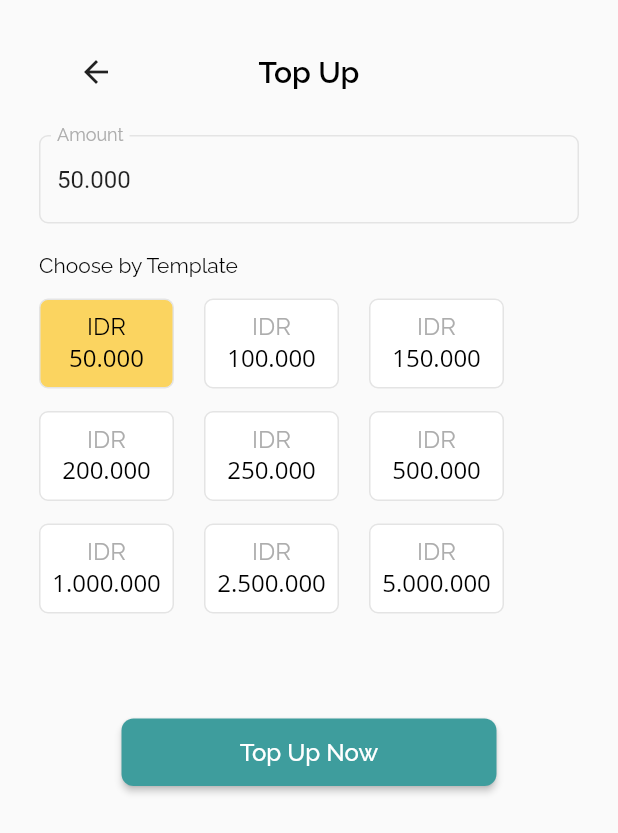
After one commit to anggitpp/flutix-new, a Flutter app: the TopupPage screen opened by its route, after a tap on "IDR", on a phone screen of 412 x 824 dp. The commit adds this screen. Shown: the top 833 px of the screen. Run offline on Flutter 3.47's test engine with Material 2 defaults, Android fonts, the phone set to English and light mode, and no system bars; our stand-ins replace get, google_fonts, image_picker, supercharged.

Commit message:
finish create top up page

```diff
--- /dev/null
+++ b/lib/bindings/topup_page_binding.dart
@@ -0,0 +1,9 @@
+import 'package:flutix/controllers/topup_page_controller.dart';
+import 'package:get/get.dart';
+
+class TopupPageBinding implements Bindings {
+  @override
+  void dependencies() {
+    Get.put(TopupPageController());
+  }
+}
--- /dev/null
+++ b/lib/controllers/topup_page_controller.dart
@@ -0,0 +1,37 @@
+import 'package:flutter/material.dart';
+import 'package:get/get.dart';
+import 'package:intl/intl.dart';
+
+class TopupPageController extends GetxController {
+  var isCanTopUp = false.obs;
+  RxInt selectedTemplate = 0.obs;
+
+  TextEditingController amountController = TextEditingController();
+
+  void onChangeAmount(amount) {
+    var convertedAmount = amount.toString().replaceAll('.', '');
+    var formattedAmount =
+        NumberFormat.currency(locale: 'id', decimalDigits: 0, symbol: '')
+            .format(int.parse(convertedAmount));
+    amountController.text = formattedAmount;
+
+    checkNotEmpty();
+  }
+
+  void onTapTemplate(amount) {
+    selectedTemplate.value = amount;
+    amountController.text =
+        NumberFormat.currency(locale: 'id', decimalDigits: 0, symbol: '')
+            .format(amount);
+
+    checkNotEmpty();
+  }
+
+  void checkNotEmpty() {
+    if (amountController.text != '') {
+      isCanTopUp.value = true;
+    } else {
+      isCanTopUp.value = false;
+    }
+  }
+}
--- a/lib/routes/pages.dart
+++ b/lib/routes/pages.dart
@@ -6,6 +6,7 @@ import 'package:flutix/bindings/registration_page_binding.dart';
 import 'package:flutix/bindings/select_cinema_page.dart';
 import 'package:flutix/bindings/select_genre_page_binding.dart';
 import 'package:flutix/bindings/select_seat_page_binding.dart';
+import 'package:flutix/bindings/topup_page_binding.dart';
 import 'package:flutix/routes/route_name.dart';
 import 'package:flutix/screens/pages/checkout_page.dart';
 import 'package:flutix/screens/pages/confirm_account_page.dart';
@@ -17,6 +18,7 @@ import 'package:flutix/screens/pages/select_cinema_page.dart';
 import 'package:flutix/screens/pages/select_genre_page.dart';
 import 'package:flutix/screens/pages/select_seat_page.dart';
 import 'package:flutix/screens/pages/success_page.dart';
+import 'package:flutix/screens/pages/topup_page.dart';
 import 'package:flutix/screens/pages/welcome_page.dart';
 import 'package:get/get.dart';
 
@@ -74,5 +76,10 @@ class Pages {
       name: RouteName.success,
       page: () => SuccessPage(),
     ),
+    GetPage(
+      name: RouteName.topup,
+      binding: TopupPageBinding(),
+      page: () => TopupPage(),
+    ),
   ];
 }
--- a/lib/routes/route_name.dart
+++ b/lib/routes/route_name.dart
@@ -10,4 +10,5 @@ class RouteName {
   static const selectSeat = '/selectSeat';
   static const checkout = '/checkout';
   static const success = '/success';
+  static const topup = '/topup';
 }
--- a/lib/screens/pages/checkout_page.dart
+++ b/lib/screens/pages/checkout_page.dart
@@ -285,9 +285,16 @@ class CheckoutPage extends StatelessWidget {
                     height: 36,
                   ),
                   ButtonText(
-                      color: greenColor,
-                      text: 'Checkout Now',
-                      function: () => Get.toNamed('/success'))
+                    color: greenColor,
+                    text: 'Checkout Now',
+                    function: () => Get.toNamed('/success', arguments: {
+                      'image': 'success_checkout.png',
+                      'title': 'Happy Watching!',
+                      'text1': 'You have successfully',
+                      'text2': 'bought the ticket',
+                      'buttonText': 'My Tickets',
+                    }),
+                  ),
                 ],
               ),
             ),
--- a/lib/screens/pages/success_page.dart
+++ b/lib/screens/pages/success_page.dart
@@ -63,10 +63,13 @@ class SuccessPage extends StatelessWidget {
                   'Discover new movie? ',
                   style: greySmallText,
                 ),
-                Text(
-                  'Back to Home',
-                  style: smallText.copyWith(
-                    color: purpleColor,
+                InkWell(
+                  onTap: () => Get.offAllNamed('/home'),
+                  child: Text(
+                    'Back to Home',
+                    style: smallText.copyWith(
+                      color: purpleColor,
+                    ),
                   ),
                 )
               ],
--- /dev/null
+++ b/lib/screens/pages/topup_page.dart
@@ -0,0 +1,142 @@
+import 'package:flutix/controllers/topup_page_controller.dart';
+import 'package:flutix/screens/widgets/button_text.dart';
+import 'package:flutix/screens/widgets/header_title.dart';
+import 'package:flutix/screens/widgets/textfield.dart';
+import 'package:flutix/shared/theme.dart';
+import 'package:flutter/material.dart';
+import 'package:get/get.dart';
+import 'package:intl/intl.dart';
+
+class TopupPage extends StatelessWidget {
+  const TopupPage({Key? key}) : super(key: key);
+
+  @override
+  Widget build(BuildContext context) {
+    final controller = Get.find<TopupPageController>();
+    final List<int> amounts = [
+      50000,
+      100000,
+      150000,
+      200000,
+      250000,
+      500000,
+      1000000,
+      2500000,
+      5000000,
+    ];
+    return Scaffold(
+      body: SafeArea(
+        child: Padding(
+          padding: EdgeInsets.symmetric(horizontal: defaultMargin),
+          child: Column(
+            crossAxisAlignment: CrossAxisAlignment.start,
+            children: [
+              HeaderTitle(
+                backFunction: Get.back,
+                title: 'Top Up',
+              ),
+              SizedBox(
+                height: 30,
+              ),
+              TextField(
+                onChanged: (value) => controller.onChangeAmount(value),
+                controller: controller.amountController,
+                keyboardType: TextInputType.number,
+                decoration: InputDecoration(
+                  labelText: 'Amount',
+                  labelStyle: greyMediumText,
+                  enabledBorder: OutlineInputBorder(
+                    borderRadius: BorderRadius.circular(6),
+                    borderSide: BorderSide(color: lightGreyColor, width: 1),
+                  ),
+                  focusedBorder: OutlineInputBorder(
+                    borderRadius: BorderRadius.circular(6),
+                    borderSide: BorderSide(color: lightGreyColor, width: 1),
+                  ),
+                ),
+              ),
+              SizedBox(
+                height: 20,
+              ),
+              Text(
+                'Choose by Template',
+                style: smallText,
+              ),
+              SizedBox(
+                height: 14,
+              ),
+              Wrap(
+                spacing: 20,
+                runSpacing: 15,
+                children: amounts
+                    .map(
+                      (e) => InkWell(
+                        onTap: () => controller.onTapTemplate(e),
+                        child: Obx(
+                          () => Container(
+                            width: 90,
+                            height: 60,
+                            decoration: BoxDecoration(
+                              borderRadius: BorderRadius.circular(6),
+                              color: e == controller.selectedTemplate.value
+                                  ? yellowColor
+                                  : Colors.white,
+                              border:
+                                  Border.all(color: lightGreyColor, width: 1),
+                            ),
+                            child: Column(
+                              crossAxisAlignment: CrossAxisAlignment.center,
+                              mainAxisAlignment: MainAxisAlignment.center,
+                              children: [
+                                Text(
+                                  'IDR',
+                                  style: e == controller.selectedTemplate.value
+                                      ? mediumText
+                                      : greyMediumText,
+                                ),
+                                Text(
+                                  NumberFormat.currency(
+                                          symbol: '',
+                                          decimalDigits: 0,
+                                          locale: 'id')
+                                      .format(e),
+                                  style: currencySmallText.copyWith(
+                                    color: Colors.black,
+                                    fontSize: 16,
+                                  ),
+                                )
+                              ],
+                            ),
+                          ),
+                        ),
+                      ),
+                    )
+                    .toList(),
+              ),
+              SizedBox(
+                height: 70,
+              ),
+              Obx(
+                () => Center(
+                  child: ButtonText(
+                    color: controller.isCanTopUp.value ? greenColor : greyColor,
+                    text: 'Top Up Now',
+                    function: controller.isCanTopUp.value
+                        ? () => Get.toNamed('/success', arguments: {
+                              'image': 'success_topup.png',
+                              'title': 'Emmm Yummy!',
+                              'text1': 'You have successfully',
+                              'text2': 'top up the wallet',
+                              'buttonText': 'My Wallet',
+                            })
+                        : () {},
+                  ),
+                ),
+              ),
+            ],
+          ),
+        ),
+      ),
+    );
+  }
+}
--- a/lib/screens/pages/welcome_page.dart
+++ b/lib/screens/pages/welcome_page.dart
@@ -46,13 +46,7 @@ class WelcomePage extends StatelessWidget {
           ButtonText(
             color: purpleColor,
             text: 'Get started',
-            function: () => Get.toNamed('/success', arguments: {
-              'image': 'success_checkout.png',
-              'title': 'Happy Watching!',
-              'text1': 'You have successfully',
-              'text2': 'bought the ticket',
-              'buttonText': 'My Tickets',
-            }),
+            function: () => Get.toNamed('/topup'),
           ),
           const SizedBox(
             height: 20,
--- a/lib/screens/widgets/textfield.dart
+++ b/lib/screens/widgets/textfield.dart
@@ -6,14 +6,14 @@ import 'package:flutix/shared/theme.dart';
 class CreateTextField extends StatelessWidget {
   TextEditingController controller;
   bool obsecureText;
-  Color labelColor;
+  Color? labelColor;
   Function? checkFunction;
   String label;
   CreateTextField({
     Key? key,
     required this.controller,
     this.obsecureText = false,
-    required this.labelColor,
+    this.labelColor,
     this.checkFunction,
     required this.label,
   }) : super(key: key);
```
Also changed, not shown: assets/bg_wallet.png (added).
